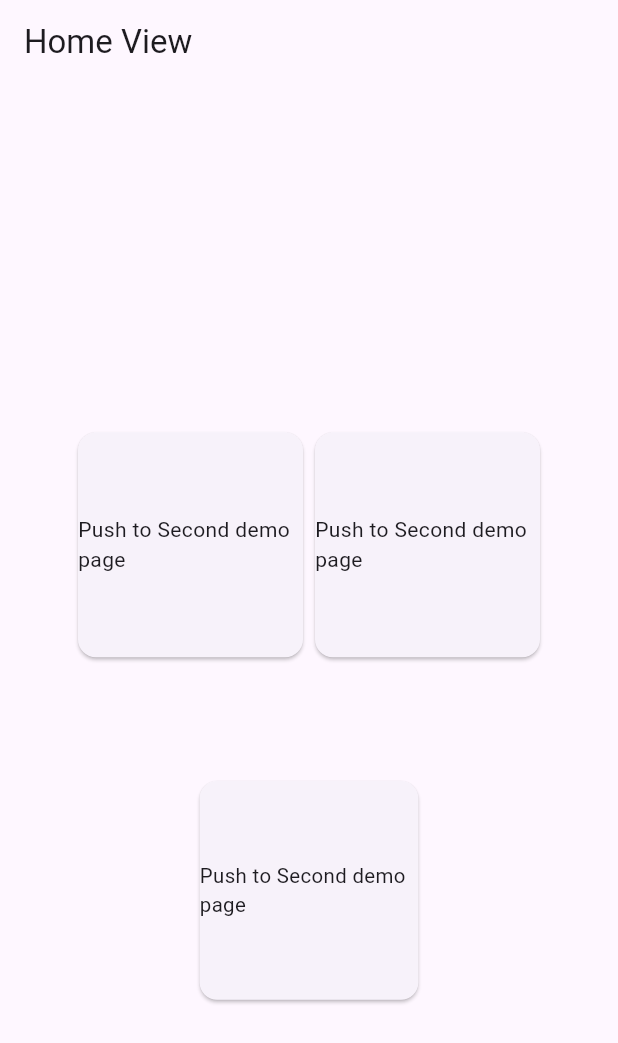
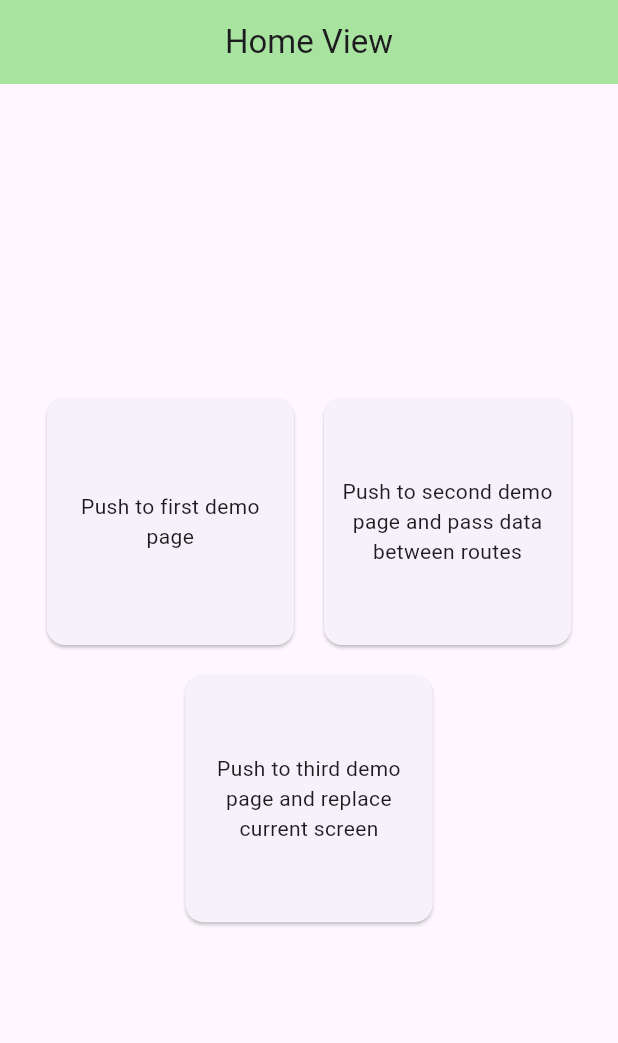
Before and after one commit to CodeByQafar/advanced_navigation_manager, a Flutter app: the screen it shows after launch, on a phone screen of 412 x 824 dp. Shown: the top 1043 px of the screen. Run offline on Flutter 3.47's test engine with Material 3 defaults, Android fonts, the light colour scheme and no system bars.

Commit message:
26.09.2025

```diff
--- a/lib/main.dart
+++ b/lib/main.dart
@@ -1,10 +1,11 @@
 import 'package:advanced_navigation_manager/src/core/mixins/navigation_mixin.dart';
 import 'package:advanced_navigation_manager/src/core/navigation/navigation_manager.dart';
+import 'package:advanced_navigation_manager/src/core/theme/theme.dart';
 import 'package:advanced_navigation_manager/src/feature/home/view/home_view.dart';
 import 'package:flutter/material.dart';
 
 void main() {
-  runApp( MyApp());
+  runApp(MyApp());
 }
 
 class MyApp extends StatelessWidget with NavigationMixinStateless {
@@ -12,7 +13,8 @@ class MyApp extends StatelessWidget with NavigationMixinStateless {
 
   /// We add the [NavigationMixinStateless] mixin to use the router.
   /// Prefer using the router over the [NavigationManager.instance]
-  /// for a cleaner usage of the manager.
+  /// for a cleaner usage of the manager. Also add navigationGlobalKey
+  /// to MaterialApp
 
   @override
   Widget build(BuildContext context) {
@@ -20,6 +22,8 @@ class MyApp extends StatelessWidget with NavigationMixinStateless {
       onGenerateRoute: RouteGenerator.generateRoute,
       navigatorKey: router.navigationGlobalKey,
       title: "Advanced Navigation Manager",
+      debugShowCheckedModeBanner: false,
+      theme: AppTheme.theme,
       home: HomeView(),
     );
   }
--- a/lib/src/core/exception/navigation_exception.dart
+++ b/lib/src/core/exception/navigation_exception.dart
@@ -1,6 +1,6 @@
 import 'package:flutter/material.dart';
 
-
+///custom exception for [RouteGenerator] class
 class NavigationException implements Exception{
 
   final String message;
--- a/lib/src/core/navigation/navigation_animation.dart
+++ b/lib/src/core/navigation/navigation_animation.dart
@@ -4,14 +4,15 @@ part of 'navigation_manager.dart';
 class FadeRoute<T> extends PageRouteBuilder<T> {
   final Widget child;
 
-  FadeRoute({required this.child})
+  FadeRoute({required this.child, RouteSettings? settings})
     : super(
         pageBuilder: (context, animation, secondaryAnimation) => child,
         transitionsBuilder: (context, animation, secondaryAnimation, child) {
           return FadeTransition(
-            opacity: animation, // Use the animation for opacity
+            opacity: animation,
             child: child,
           );
         },
+         settings: settings,
       );
 }
--- /dev/null
+++ b/lib/src/core/theme/theme.dart
@@ -0,0 +1,47 @@
+import 'package:flutter/material.dart';
+
+class AppTheme {
+  static ThemeData get theme => ThemeData(
+    useMaterial3: true,
+
+    appBarTheme: AppBarTheme(
+      centerTitle: true,
+      backgroundColor: AppColors.grannySmithApple,
+    ),
+    textSelectionTheme: TextSelectionThemeData(
+      cursorColor: AppColors.grannySmithApple,
+      selectionColor: Colors.black12, // seçili text rəngi
+      selectionHandleColor: AppColors.grannySmithApple,
+    ),
+    primaryColor: AppColors.grannySmithApple,
+    hintColor: Colors.grey,
+    inputDecorationTheme: InputDecorationTheme(
+      contentPadding: EdgeInsets.symmetric(vertical: 16, horizontal: 20),
+
+      border: OutlineInputBorder(
+        borderRadius: BorderRadius.circular(30),
+        borderSide: BorderSide(color: AppColors.grannySmithApple),
+      ),
+      enabledBorder: OutlineInputBorder(
+        borderRadius: BorderRadius.circular(30),
+        borderSide: BorderSide(color: Colors.grey),
+      ),
+      focusedBorder: OutlineInputBorder(
+        borderRadius: BorderRadius.circular(30),
+        borderSide: BorderSide(color: AppColors.grannySmithApple, width: 2),
+      ),
+
+      hintStyle: TextStyle(color: Colors.grey,),
+    ),
+    floatingActionButtonTheme: FloatingActionButtonThemeData(
+      backgroundColor: AppColors.grannySmithApple,
+      foregroundColor: Colors.white, // Icon rengi
+      shape: const CircleBorder(),   // Dairevi şekil
+      elevation: 4,
+    ),
+  );
+}
+
+class AppColors {
+  static final Color grannySmithApple = Color(0xffa8e4a0);
+}
--- a/lib/src/feature/home/view/home_view.dart
+++ b/lib/src/feature/home/view/home_view.dart
@@ -1,5 +1,9 @@
 import '../../../core/mixins/navigation_mixin.dart';
 import 'package:flutter/material.dart';
+
+import '../../../core/navigation/navigation_manager.dart';
+import '../../../core/ui/snackbar.dart';
+import '../widgets/custom_card_button.dart';
 
 class HomeView extends StatefulWidget {
   const HomeView({super.key});
@@ -12,53 +16,44 @@ class _HomeViewState extends State<HomeView> with NavigationMixinStateful {
   @override
   Widget build(BuildContext context) {
     return Scaffold(
-      appBar: AppBar(title: Text('Home View')),
+      appBar: AppBar(title: const Text("Home View")),
       body: SafeArea(
         child: Column(
           children: [
             const Spacer(flex: 2),
-            Expanded(
-              flex: 4,
-              child: Row(
+            Row(
               mainAxisAlignment: MainAxisAlignment.center,
               mainAxisSize: MainAxisSize.max,
               children: [
-                  FittedBox(
-                    child: Card(
-                      child: SizedBox.square(
-                        dimension: 150,
-                        child: Center(child: Text("Push to Second demo page")),
+                CustomCardButton(
+                  message: "Push to first demo page",
+                  onPressed: () {
+                    router.goToPage(RouteName.firstDemoScreen);
+                  },
                 ),
-                    ),
-                  ),
-                  FittedBox(
-                    child: Card(
-                      child: SizedBox.square(
-                        dimension: 150,
-                        child: Center(child: Text("Push to Second demo page")),
-                      ),
-                    ),
+                CustomCardButton(
+                  message:
+                      "Push to second demo page and pass data between routes",
+                  onPressed: () async {
+                    /// We can send any type of data using the arguments property.
+                    /// After [SecondDemoScreenView] pops, the page result will be
+                    /// shown in a snackbar.
+                    String result = await router.goToPage(
+                      RouteName.secondDemoScreen,
+                      arguments: 'This text data was sent from the home page',
+                    );
+                    SnackbarManager.showSnackBar(context, result);
+                  },
                 ),
               ],
             ),
-            ),
-            Expanded(
-              flex: 2,
-              child: Row(
-                mainAxisSize: MainAxisSize.max,
-                mainAxisAlignment: MainAxisAlignment.center,
-
-                children: [
-                  FittedBox(
-                    child: Card(
-                      child: SizedBox.square(
-                        dimension: 150,
-                        child: Center(child: Text("Push to Second demo page")),
-                      ),
-                    ),
-                  ),
-                ],
-              ),
+            CustomCardButton(
+              message: "Push to third demo page and replace current screen",
+              onPressed: () {
+                /// [replacePageTo] works the same as [popAndPushToPage]
+                // router.replacePageTo(RouteName.thirdDemoScreenView);
+                router.popAndPushToPage(RouteName.thirdDemoScreenView);
+              },
             ),
             const Spacer(flex: 2),
           ],
--- /dev/null
+++ b/lib/src/feature/home/widgets/custom_card_button.dart
@@ -0,0 +1,33 @@
+
+import 'package:flutter/material.dart';
+
+class CustomCardButton extends StatelessWidget {
+  CustomCardButton({super.key, required this.onPressed, required this.message});
+  final EdgeInsets margin = EdgeInsets.all(10);
+  final EdgeInsets padding = EdgeInsets.all(8);
+  final VoidCallback onPressed;
+  final String message;
+  @override
+  Widget build(BuildContext context) {
+    final double buttonDimension = MediaQuery.of(context).size.width * 0.40;
+
+   return InkWell(
+      splashColor: Colors.transparent,
+      highlightColor: Colors.transparent,
+      hoverColor: Colors.transparent,
+      onTap: onPressed,
+      child: Card(
+        margin: margin,
+        child: SizedBox.square(
+          dimension: buttonDimension,
+          child: Center(
+            child: Padding(
+              padding: padding,
+              child: Text(message, textAlign: TextAlign.center),
+            ),
+          ),
+        ),
+      ),
+    );
+  }
+}
```
Also changed, not shown: lib/src/core/components/snackbar.dart (added, +14 -0 lines), lib/src/core/navigation/navigation_manager.dart (+11 -4 lines), lib/src/core/navigation/route_name.dart (+6 -4 lines), lib/src/feature/demo pages/view/first_screen_view.dart (+20 -7 lines), lib/src/feature/demo pages/view/second_screen_view.dart (+57 -5 lines), lib/src/feature/demo pages/view/third_screen_view.dart (added, +45 -0 lines), 4 other files. Lines whose indentation alone changed are shown as unchanged.
